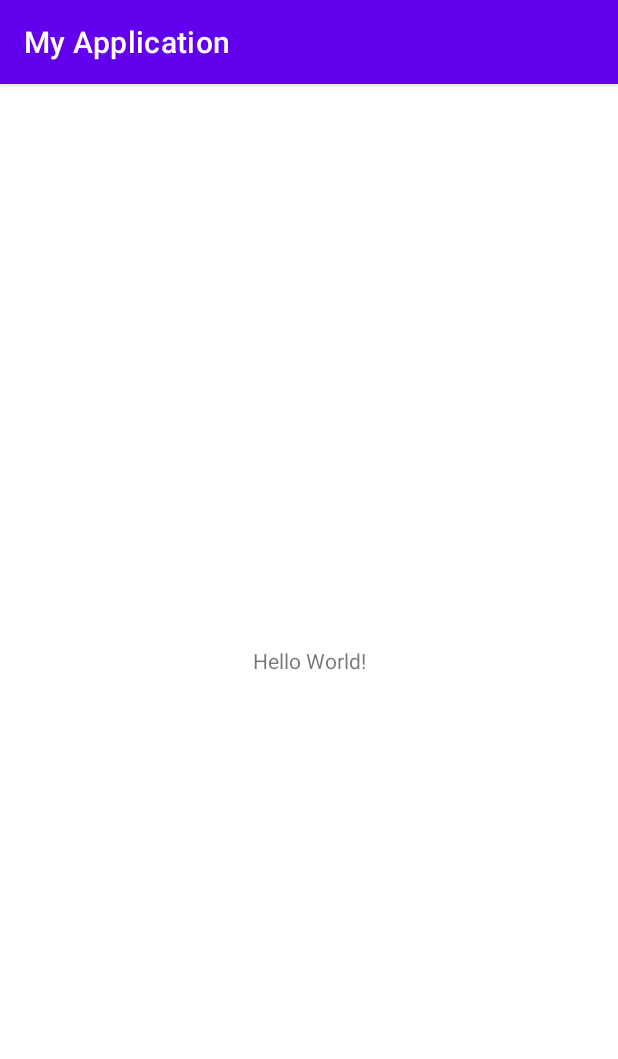
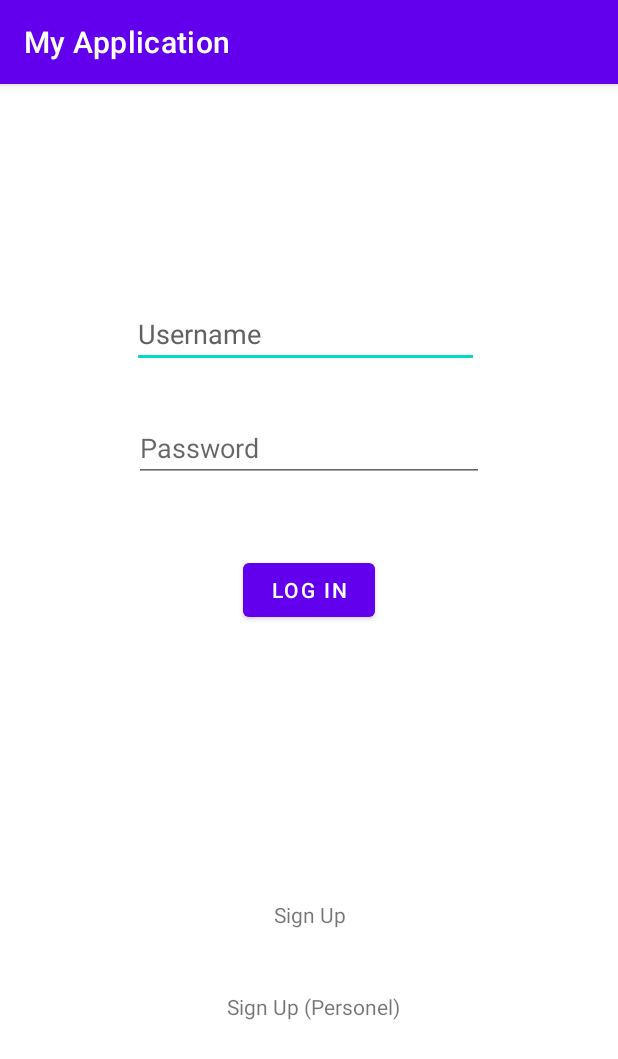
Before and after one commit to vleft02/Restaurant-Application, an Android app: the screen it shows after launch (MainActivity before the commit, LoginActivity after it), on a phone screen of 412 x 824 dp. Shown: the top 1059 px of the screen. Run offline under Robolectric (Android 15) with nearby library versions, the phone set to English and light mode, and no system bars.

Commit message:
login activity and layout created + more filesystem changes

```diff
--- a/app/src/main/AndroidManifest.xml
+++ b/app/src/main/AndroidManifest.xml
@@ -12,7 +12,7 @@
         android:theme="@style/Theme.MyApplication"
         tools:targetApi="31">
         <activity
-            android:name=".MainActivity"
+            android:name="gr.aueb.softeng.ui.LoginActivity"
             android:exported="true">
             <intent-filter>
                 <action android:name="android.intent.action.MAIN" />
@@ -20,6 +20,7 @@
                 <category android:name="android.intent.category.LAUNCHER" />
             </intent-filter>
         </activity>
+
     </application>
 
 </manifest>
--- a/app/src/main/java/gr/aueb/softeng/dao/ChefDAO.java
+++ b/app/src/main/java/gr/aueb/softeng/dao/ChefDAO.java
@@ -1,4 +1,5 @@
 package gr.aueb.softeng.dao;
 
 public interface ChefDAO {
+
 }
--- /dev/null
+++ b/app/src/main/java/gr/aueb/softeng/ui/LoginActivity.java
@@ -0,0 +1,48 @@
+package gr.aueb.softeng.ui;
+
+import android.os.Bundle;
+import android.view.View;
+import android.widget.TextView;
+
+import androidx.appcompat.app.AppCompatActivity;
+import androidx.lifecycle.ViewModelProvider;
+
+import gr.aueb.softeng.team08.R;
+
+public class LoginActivity extends AppCompatActivity implements LoginView {
+
+    @Override
+    protected void onCreate(Bundle savedInstanceState) {
+        super.onCreate(savedInstanceState);
+        setContentView(R.layout.activity_login);
+
+        LoginViewModel viewModel = new ViewModelProvider(this).get(LoginViewModel.class);
+    }
+
+    public void handleUsername(View v)
+    {
+        TextView t = findViewById(R.id.usernameTextEdit);
+        String inputUsername = t.getText().toString();
+    }
+
+
+    @Override
+    public void open() {
+
+    }
+
+    @Override
+    public void close() {
+
+    }
+
+    @Override
+    public void showError(String message) {
+
+    }
+
+    @Override
+    public void showInfo(String message) {
+
+    }
+}
--- /dev/null
+++ b/app/src/main/java/gr/aueb/softeng/ui/LoginPresenter.java
@@ -0,0 +1,4 @@
+package gr.aueb.softeng.ui;
+
+public class LoginPresenter {
+}
--- /dev/null
+++ b/app/src/main/java/gr/aueb/softeng/ui/LoginView.java
@@ -0,0 +1,6 @@
+package gr.aueb.softeng.ui;
+
+public interface LoginView extends View {
+
+
+}
--- /dev/null
+++ b/app/src/main/java/gr/aueb/softeng/ui/LoginViewModel.java
@@ -0,0 +1,14 @@
+package gr.aueb.softeng.ui;
+
+import androidx.lifecycle.ViewModel;
+
+public class LoginViewModel extends ViewModel{
+
+    private LoginPresenter loginPresenter;
+
+    public LoginViewModel()
+    {
+        loginPresenter = new LoginPresenter();
+        //setDAO
+    }
+}
--- a/app/src/main/java/gr/aueb/softeng/team08/MainActivity.java
+++ b/app/src/main/java/gr/aueb/softeng/ui/MainActivity.java
@@ -1,8 +1,10 @@
-package gr.aueb.softeng.team08;
+package gr.aueb.softeng.ui;
+
+import android.os.Bundle;
 
 import androidx.appcompat.app.AppCompatActivity;
 
-import android.os.Bundle;
+import gr.aueb.softeng.team08.R;
 
 public class MainActivity extends AppCompatActivity {
 
--- /dev/null
+++ b/app/src/main/java/gr/aueb/softeng/ui/View.java
@@ -0,0 +1,11 @@
+package gr.aueb.softeng.ui;
+
+public interface View {
+    void open();
+
+    void close();
+
+    void showError(String message);
+
+    void showInfo(String message);
+}
--- /dev/null
+++ b/app/src/main/res/layout/activity_login.xml
@@ -0,0 +1,112 @@
+<?xml version="1.0" encoding="utf-8"?>
+<androidx.constraintlayout.widget.ConstraintLayout xmlns:android="http://schemas.android.com/apk/res/android"
+    xmlns:app="http://schemas.android.com/apk/res-auto"
+    xmlns:tools="http://schemas.android.com/tools"
+    android:layout_width="match_parent"
+    android:layout_height="match_parent"
+    tools:context="gr.aueb.softeng.ui.LoginActivity">
+
+    <androidx.constraintlayout.widget.ConstraintLayout
+        android:id="@+id/constraintLayout"
+        android:layout_width="327dp"
+        android:layout_height="227dp"
+        android:layout_marginBottom="36dp"
+        app:layout_constraintBottom_toBottomOf="parent"
+        app:layout_constraintEnd_toEndOf="parent"
+        app:layout_constraintStart_toStartOf="parent">
+
+        <Button
+            android:id="@+id/signup_personel_button"
+            android:layout_width="120dp"
+            android:layout_height="26dp"
+            android:layout_marginBottom="104dp"
+            android:visibility="invisible"
+            app:layout_constraintBottom_toBottomOf="parent"
+            app:layout_constraintEnd_toEndOf="parent"
+            app:layout_constraintHorizontal_bias="0.512"
+            app:layout_constraintStart_toStartOf="parent"
+            tools:visibility="invisible" />
+
+        <Button
+            android:id="@+id/signup_button"
+            android:layout_width="57dp"
+            android:layout_height="23dp"
+            android:visibility="invisible"
+            app:layout_constraintBottom_toTopOf="@+id/signup_personel_button"
+            app:layout_constraintEnd_toEndOf="parent"
+            app:layout_constraintStart_toStartOf="parent"
+            app:layout_constraintTop_toTopOf="parent"
+            tools:visibility="invisible" />
+
+        <TextView
+            android:id="@+id/textView2"
+            android:layout_width="wrap_content"
+            android:layout_height="wrap_content"
+            android:text="@string/sign_up"
+            app:layout_constraintBottom_toBottomOf="@+id/signup_button"
+            app:layout_constraintEnd_toEndOf="@+id/signup_button"
+            app:layout_constraintStart_toStartOf="@+id/signup_button"
+            app:layout_constraintTop_toTopOf="@+id/signup_button" />
+
+        <TextView
+            android:id="@+id/textView3"
+            android:layout_width="wrap_content"
+            android:layout_height="wrap_content"
+            android:text="@string/sign_up_personel"
+            app:layout_constraintBottom_toBottomOf="@+id/signup_personel_button"
+            app:layout_constraintEnd_toEndOf="@+id/signup_personel_button"
+            app:layout_constraintStart_toStartOf="@+id/signup_personel_button"
+            app:layout_constraintTop_toTopOf="@+id/signup_personel_button" />
+    </androidx.constraintlayout.widget.ConstraintLayout>
+
+    <androidx.constraintlayout.widget.ConstraintLayout
+        android:layout_width="349dp"
+        android:layout_height="353dp"
+        android:layout_marginBottom="80dp"
+        app:layout_constraintBottom_toTopOf="@+id/constraintLayout"
+        app:layout_constraintEnd_toEndOf="parent"
+        app:layout_constraintStart_toStartOf="parent"
+        app:layout_constraintTop_toTopOf="parent">
+
+        <Button
+            android:id="@+id/login_button"
+            android:layout_width="wrap_content"
+            android:layout_height="wrap_content"
+            android:layout_marginBottom="28dp"
+            android:text="@string/log_in"
+            app:layout_constraintBottom_toBottomOf="parent"
+            app:layout_constraintEnd_toEndOf="parent"
+            app:layout_constraintStart_toStartOf="parent" />
+
+        <com.google.android.material.textfield.TextInputEditText
+            android:id="@+id/usernameTextEdit"
+            android:layout_width="231dp"
+            android:layout_height="42dp"
+            android:layout_marginBottom="32dp"
+            android:hint="@string/username"
+            android:textColorHint="#616161"
+            app:layout_constraintBottom_toTopOf="@+id/passwordTextEdit"
+            app:layout_constraintEnd_toEndOf="parent"
+            app:layout_constraintHorizontal_bias="0.483"
+            app:layout_constraintStart_toStartOf="parent"
+            app:layout_constraintTop_toTopOf="parent"
+            app:layout_constraintVertical_bias="1.0"
+            tools:ignore="TouchTargetSizeCheck" />
+
+        <EditText
+            android:id="@+id/passwordTextEdit"
+            android:layout_width="233dp"
+            android:layout_height="44dp"
+            android:layout_marginBottom="48dp"
+            android:ems="10"
+            android:hint="@string/Password"
+            android:importantForAutofill="no"
+            android:inputType="textPassword"
+            app:layout_constraintBottom_toTopOf="@+id/login_button"
+            app:layout_constraintEnd_toEndOf="parent"
+            app:layout_constraintStart_toStartOf="parent"
+            tools:ignore="TouchTargetSizeCheck" />
+
+    </androidx.constraintlayout.widget.ConstraintLayout>
+
+</androidx.constraintlayout.widget.ConstraintLayout>
--- a/app/src/main/res/layout/activity_main.xml
+++ b/app/src/main/res/layout/activity_main.xml
@@ -4,7 +4,7 @@
     xmlns:tools="http://schemas.android.com/tools"
     android:layout_width="match_parent"
     android:layout_height="match_parent"
-    tools:context=".MainActivity">
+    tools:context="gr.aueb.softeng.ui.MainActivity">
 
     <TextView
         android:layout_width="wrap_content"
--- a/app/src/main/res/values/strings.xml
+++ b/app/src/main/res/values/strings.xml
@@ -1,3 +1,11 @@
 <resources>
     <string name="app_name">My Application</string>
+    <string name="sign_up">Sign Up</string>
+    <string name="sign_up_personel">Sign Up (Personel)</string>
+    <string name="log_in">Log in</string>
+    <string name="password">Password</string>
+    <string name="username">Username</string>
+    <string name="Password">Password</string>
+    <string name="insert_password">Insert Password</string>
+    <string name="insert_username">insert_username</string>
 </resources>
--- a/build.gradle
+++ b/build.gradle
@@ -1,5 +1,5 @@
 // Top-level build file where you can add configuration options common to all sub-projects/modules.
 plugins {
-    id 'com.android.application' version '7.4.2' apply false
-    id 'com.android.library' version '7.4.2' apply false
+    id 'com.android.application' version '8.0.1' apply false
+    id 'com.android.library' version '8.0.1' apply false
 }
--- a/gradle.properties
+++ b/gradle.properties
@@ -19,3 +19,5 @@ android.useAndroidX=true
 # resources declared in the library itself and none from the library's dependencies,
 # thereby reducing the size of the R class for that library
 android.nonTransitiveRClass=true
+android.defaults.buildfeatures.buildconfig=true
+android.nonFinalResIds=false
```
Also changed, not shown: gradle/wrapper/gradle-wrapper.properties.
